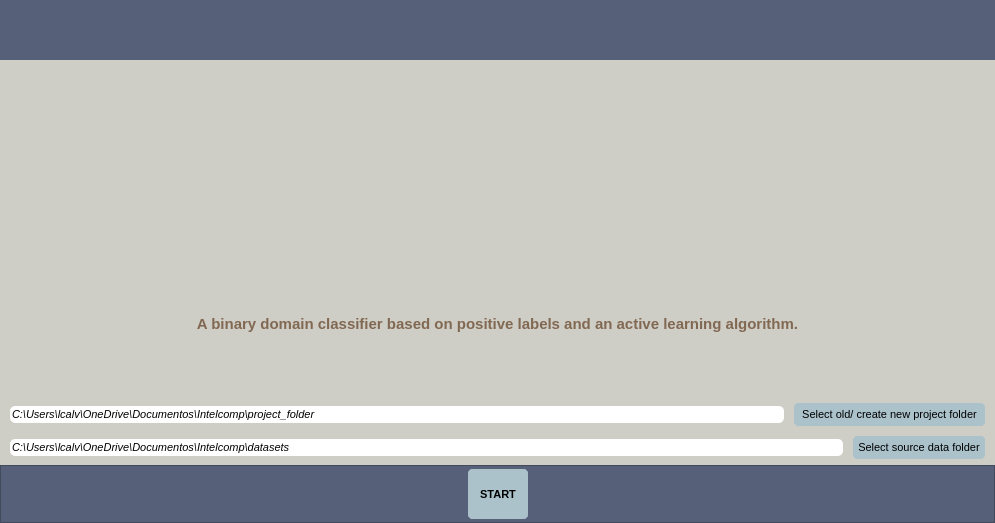
IntelCompH2020/domain_classification, file UIs/menuConfig.ui: the form before one commit.
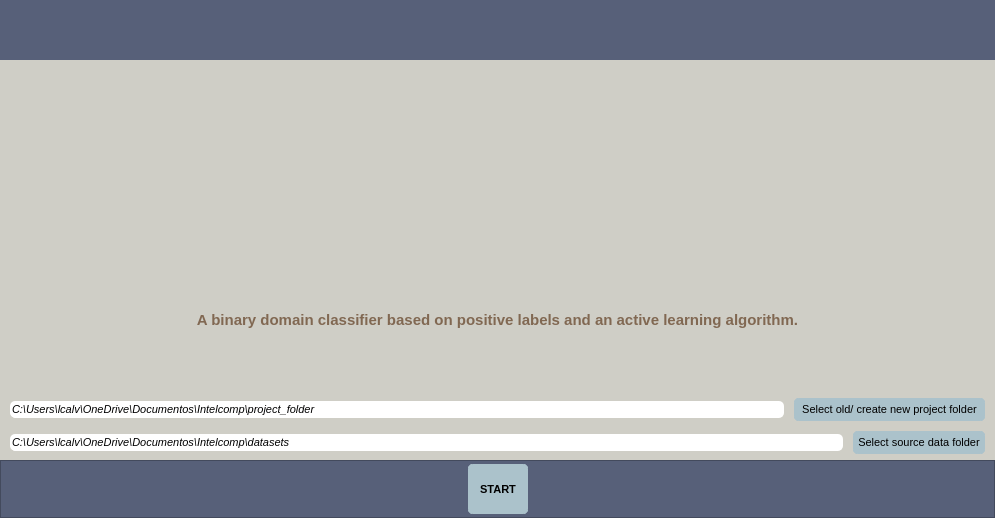
The form after the commit. Icons and pictures are not drawn.

Diff of the .ui file:
```diff
--- a/UIs/menuConfig.ui
+++ b/UIs/menuConfig.ui
@@ -7,7 +7,7 @@
     <x>0</x>
     <y>0</y>
     <width>995</width>
-    <height>523</height>
+    <height>518</height>
    </rect>
   </property>
   <property name="windowTitle">
```
